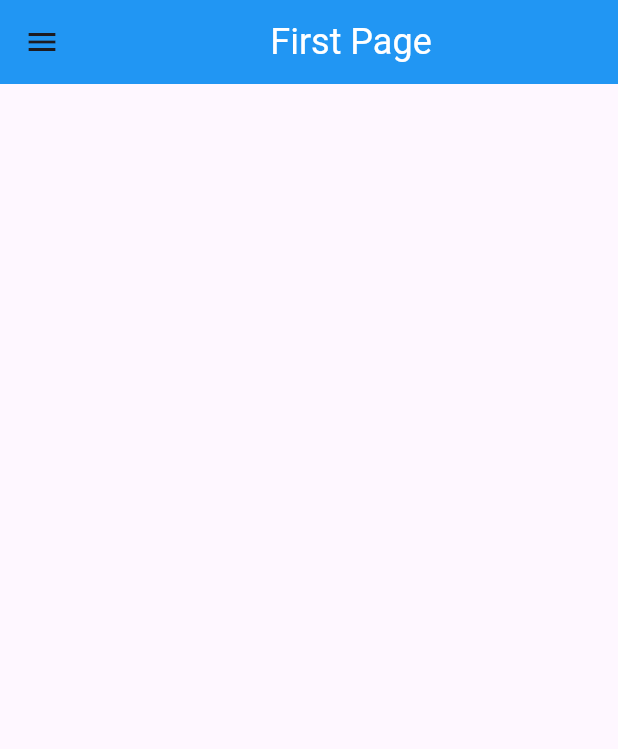
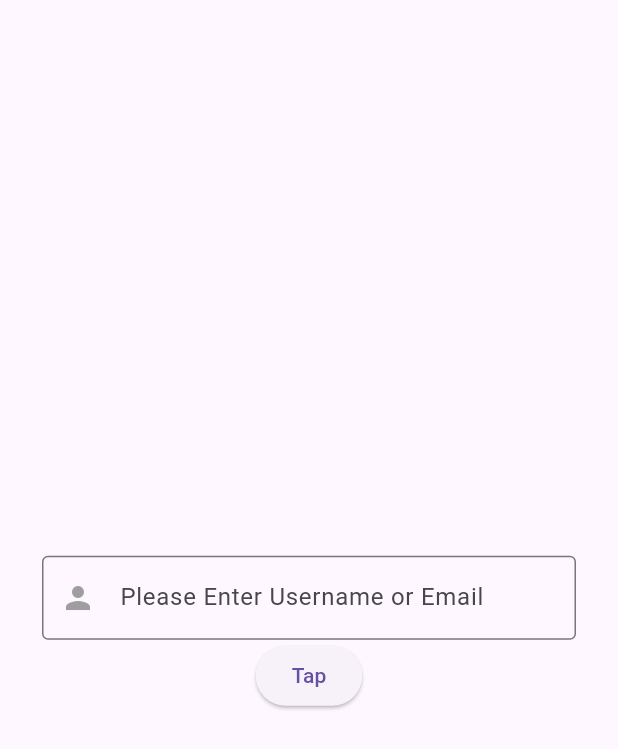
Before and after one commit to SushilDawadi/Todo-App, a Flutter app: the screen it shows after launch, on a phone screen of 412 x 824 dp. Shown: the top 749 px of the screen. Run offline on Flutter 3.47's test engine with Material 3 defaults, Android fonts, the phone set to English and light mode, and no system bars.

Commit message:
learning flutter

```diff
--- a/lib/main.dart
+++ b/lib/main.dart
@@ -1,7 +1,5 @@
 import 'package:flutter/material.dart';
-import 'package:todo_app/pages/first_page.dart';
-import 'package:todo_app/pages/homePage.dart';
-import 'package:todo_app/pages/settingPage.dart';
+import 'package:todo_app/pages/todo_app.dart';
 
 void main() {
   runApp(MyApp());
@@ -15,12 +13,7 @@ class MyApp extends StatelessWidget {
     // ignore: prefer_const_constructors
     return MaterialApp(
       debugShowCheckedModeBanner: false,
-      home: FirstPage(),
-      routes: {
-        '/firstPage': (context) => FirstPage(),
-        '/homePage': (context) => HomePage(),
-        '/settingPage': (context) => SettingPage(),
-      },
+      home: TodoApp(),
     );
   }
 }
--- a/lib/pages/first_page.dart
+++ /dev/null
@@ -1,49 +0,0 @@
-// ignore_for_file: prefer_const_constructors, prefer_const_literals_to_create_immutables
-
-import 'package:flutter/material.dart';
-
-class FirstPage extends StatelessWidget {
-  const FirstPage({super.key});
-
-  @override
-  Widget build(BuildContext context) {
-    return Scaffold(
-      appBar: AppBar(
-        title: Center(child: Text("First Page")),
-        backgroundColor: Colors.blue,
-        titleTextStyle: TextStyle(color: Colors.white, fontSize: 24),
-      ),
-      drawer: Drawer(
-        backgroundColor: Colors.blue,
-        child: Column(
-          children: [
-            DrawerHeader(
-              child: Icon(
-                Icons.favorite,
-                size: 48,
-              ),
-            ),
-            //home page list tile
-            ListTile(
-              leading: Icon(Icons.home),
-              title: Text('H O M E'),
-              onTap: () {
-                Navigator.pushNamed(context, '/homePage');
-              },
-            ),
-
-            ListTile(
-              leading: Icon(Icons.settings),
-              title: Text('S E T T I N G S '),
-              onTap: () {
-                Navigator.pushNamed(context, '/settingPage');
-              },
-            ),
-
-            //setting page list tile
-          ],
-        ),
-      ),
-    );
-  }
-}
--- a/lib/pages/homePage.dart
+++ /dev/null
@@ -1,14 +0,0 @@
-import 'package:flutter/material.dart';
-
-class HomePage extends StatelessWidget {
-  const HomePage({super.key});
-
-  @override
-  Widget build(BuildContext context) {
-    return Scaffold(
-      appBar: AppBar(
-        title: Text("Home Page"),
-      ),
-    );
-  }
-}
--- a/lib/pages/settingPage.dart
+++ /dev/null
@@ -1,14 +0,0 @@
-import 'package:flutter/material.dart';
-
-class SettingPage extends StatelessWidget {
-  const SettingPage({super.key});
-
-  @override
-  Widget build(BuildContext context) {
-    return Scaffold(
-      appBar: AppBar(
-        title: Text("Settings Page"),
-      ),
-    );
-  }
-}
--- /dev/null
+++ b/lib/pages/todo_app.dart
@@ -0,0 +1,55 @@
+// ignore_for_file: prefer_const_constructors
+
+import 'package:flutter/material.dart';
+
+class TodoApp extends StatefulWidget {
+  const TodoApp({
+    super.key,
+  });
+
+  @override
+  State<TodoApp> createState() => _TodoAppState();
+}
+
+class _TodoAppState extends State<TodoApp> {
+  //to know what user typed we have TextEditingController
+  TextEditingController myController = TextEditingController();
+
+  String greetingMessage = "";
+  //method to great user
+  void greetUser() {
+    String userName = myController.text;
+    setState(() {
+      greetingMessage = "Hello, " + userName;
+    });
+  }
+
+  @override
+  Widget build(BuildContext context) {
+    // to get what user typed ---> we have TextEditingController
+    return Scaffold(
+      body: Center(
+        child: Padding(
+          padding: const EdgeInsets.all(28.0),
+          child: Column(
+            mainAxisAlignment: MainAxisAlignment.center,
+            children: [
+              Text(greetingMessage),
+              //text field for username
+              TextField(
+                decoration: InputDecoration(
+                    border: OutlineInputBorder(),
+                    hintText: "Please Enter Username or Email",
+                    prefixIcon: Icon(Icons.person),
+                    prefixIconColor: Colors.grey),
+                controller: myController,
+              ),
+              //ElevatedButton
+              ElevatedButton(onPressed: greetUser, child: Text("Tap"))
+            ],
+          ),
+        ),
+      ),
+    );
+  }
+}
```
